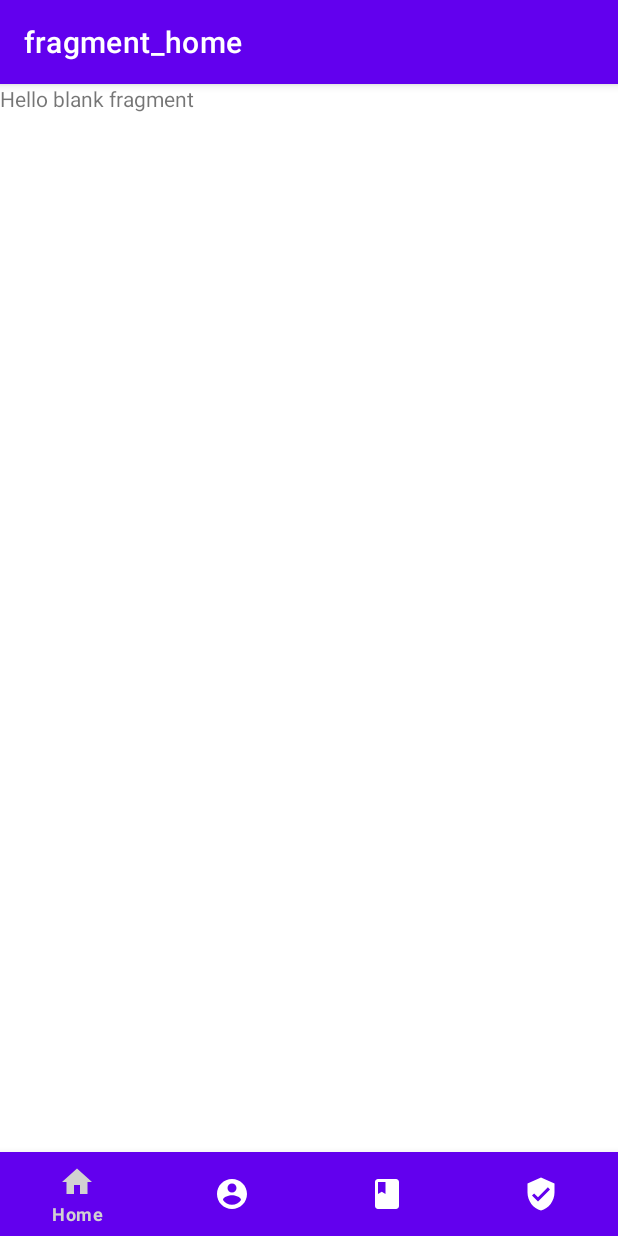
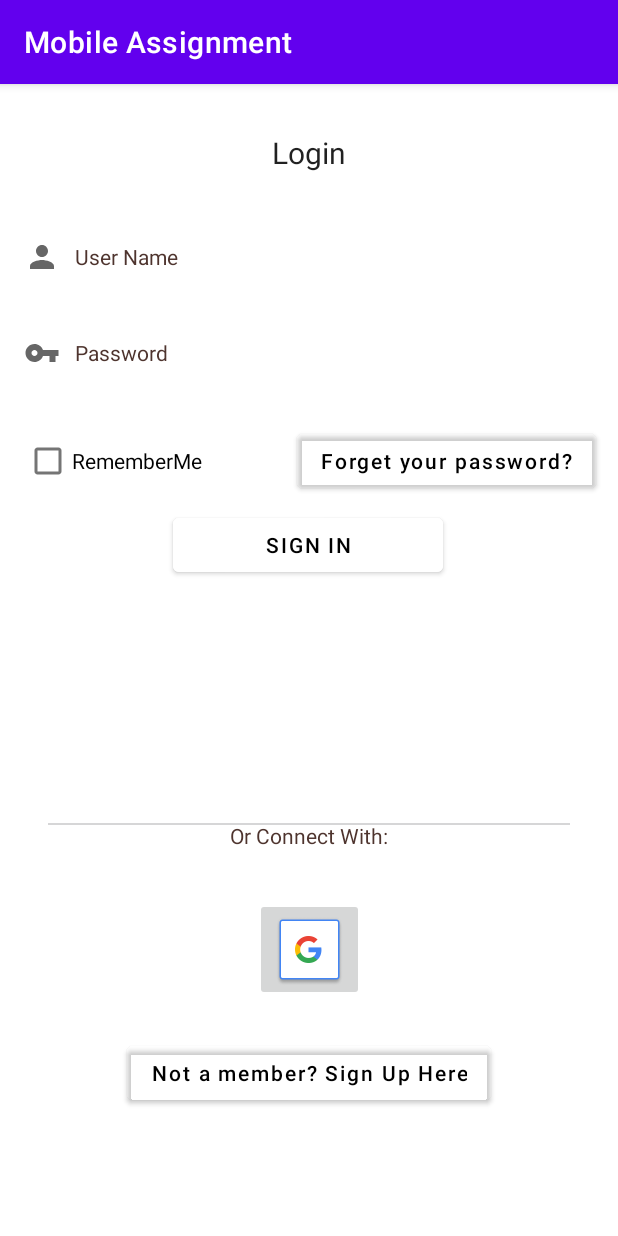
Before and after one commit to wongzhiwei123/MobileAssignment, an Android app: the screen it shows after launch (MainActivity before the commit, LoginActivity after it), on a phone screen of 412 x 824 dp. Run offline under Robolectric (Android 15) with nearby library versions, the light colour scheme and no system bars.

Commit message:
John 7.0

```diff
--- a/app/src/main/AndroidManifest.xml
+++ b/app/src/main/AndroidManifest.xml
@@ -11,13 +11,14 @@
         android:theme="@style/Theme.MobileAssignment">
         <activity
             android:name=".MainActivity"
-            android:exported="true">
-            <intent-filter>
-                <action android:name="android.intent.action.MAIN" />
+            >
 
-                <category android:name="android.intent.category.LAUNCHER" />
-            </intent-filter>
         </activity>
+        <activity android:name=".LoginActivity" android:exported="true"><intent-filter>
+            <action android:name="android.intent.action.MAIN" />
+
+            <category android:name="android.intent.category.LAUNCHER" />
+        </intent-filter></activity>
     </application>
 
 </manifest>
--- /dev/null
+++ b/app/src/main/java/com/example/mobileassignment/LoginActivity.kt
@@ -0,0 +1,35 @@
+package com.example.mobileassignment
+
+import android.content.Intent
+import androidx.appcompat.app.AppCompatActivity
+import android.os.Bundle
+import android.widget.Button
+import androidx.navigation.Navigation
+
+class LoginActivity : AppCompatActivity() {
+    override fun onCreate(savedInstanceState: Bundle?) {
+        super.onCreate(savedInstanceState)
+        setContentView(R.layout.activity_login)
+
+        //val view = inflater.inflate(R.layout.fragment_login_page, container, false)
+        val signIn: Button = findViewById(R.id.loginButton)
+        signIn.setOnClickListener{
+            val intent = Intent(this, MainActivity::class.java)
+            startActivity(intent)
+        }
+
+//        val forget: Button = findViewById(R.id.forgetPass)
+//        forget.setOnClickListener{
+//            val intent = Intent(this, frag::class.java)
+//            startActivity(intent)
+//        }
+//
+//        val signup: Button = findViewById(R.id.signUp)
+//        signup.setOnClickListener{
+//            val intent = Intent(this, MainActivity::class.java)
+//            startActivity(intent)
+//        }
+
+        //return view
+    }
+}
--- a/app/src/main/java/com/example/mobileassignment/MainActivity.kt
+++ b/app/src/main/java/com/example/mobileassignment/MainActivity.kt
@@ -76,6 +76,8 @@ class MainActivity : AppCompatActivity() {
                 bottomNavigationView.visibility = View.GONE
             }
         }
+
+        //supportFragmentManager.beginTransaction().replace(R.id.mainContainer, LoginPage()).commit()
     }
 
     override fun onActivityResult(requestCode: Int, resultCode: Int, data: Intent?) {
--- /dev/null
+++ b/app/src/main/res/layout/activity_login.xml
@@ -0,0 +1,164 @@
+<?xml version="1.0" encoding="utf-8"?>
+<androidx.constraintlayout.widget.ConstraintLayout
+    xmlns:android="http://schemas.android.com/apk/res/android"
+    xmlns:tools="http://schemas.android.com/tools"
+    xmlns:app="http://schemas.android.com/apk/res-auto"
+    android:layout_width="match_parent"
+    android:layout_height="match_parent"
+    tools:context=".LoginActivity">
+
+  <EditText
+      android:id="@+id/enterUserName"
+      style="@style/Widget.Material3.TextInputLayout.OutlinedBox"
+      android:layout_width="0dp"
+      android:layout_height="wrap_content"
+      android:layout_marginStart="16dp"
+      android:layout_marginTop="32dp"
+      android:layout_marginEnd="16dp"
+      android:background="#32ffffff"
+      android:ems="10"
+      android:hint="@string/userHint"
+      android:inputType="textPersonName"
+      android:minHeight="48dp"
+      android:textColorHint="#4E342E"
+      app:layout_constraintEnd_toEndOf="parent"
+      app:layout_constraintStart_toStartOf="parent"
+      app:layout_constraintTop_toBottomOf="@+id/loginText"
+      android:drawableLeft="@drawable/ic_baseline_person_24"
+      android:drawablePadding="10dp"
+      />
+
+  <TextView
+      android:id="@+id/loginText"
+      android:layout_width="wrap_content"
+      android:layout_height="wrap_content"
+      android:layout_marginStart="8dp"
+      android:layout_marginTop="32dp"
+      android:layout_marginEnd="8dp"
+      android:text="@string/login_text"
+      android:textAppearance="@style/TextAppearance.AppCompat.Body1"
+      android:textSize="20sp"
+      app:layout_constraintEnd_toEndOf="parent"
+      app:layout_constraintStart_toStartOf="parent"
+      app:layout_constraintTop_toTopOf="parent" />
+
+  <Button
+      android:id="@+id/loginButton"
+      android:layout_width="180dp"
+      android:layout_height="48dp"
+      android:layout_marginStart="8dp"
+      android:layout_marginTop="80dp"
+      android:layout_marginEnd="8dp"
+      android:text="@string/signInButton"
+      app:layout_constraintEnd_toEndOf="parent"
+      app:layout_constraintHorizontal_bias="0.497"
+      app:layout_constraintStart_toStartOf="parent"
+      app:layout_constraintTop_toBottomOf="@+id/enterPassword"
+      android:textColor="@color/black"
+      android:backgroundTint="#FFFFFF"/>
+
+  <EditText
+      android:id="@+id/enterPassword"
+      style="@style/Widget.Material3.TextInputLayout.OutlinedBox"
+      android:layout_width="0dp"
+      android:layout_height="wrap_content"
+      android:layout_marginStart="16dp"
+      android:layout_marginTop="16dp"
+      android:layout_marginEnd="16dp"
+      android:ems="10"
+      android:hint="@string/passHint"
+      android:inputType="textPassword"
+      android:minHeight="48dp"
+      android:textColorHint="#4E342E"
+      app:layout_constraintEnd_toEndOf="parent"
+      app:layout_constraintStart_toStartOf="parent"
+      app:layout_constraintTop_toBottomOf="@+id/enterUserName"
+      android:background="#32ffffff"
+      android:drawableLeft="@drawable/ic_baseline_vpn_key_24"
+      android:drawablePadding="10dp"
+      />
+
+  <CheckBox
+      android:id="@+id/checkToRemember"
+      android:layout_width="wrap_content"
+      android:layout_height="wrap_content"
+      android:layout_marginStart="16dp"
+      android:layout_marginTop="16dp"
+      android:text="@string/rememberMe"
+      app:layout_constraintBottom_toTopOf="@+id/loginButton"
+      app:layout_constraintStart_toStartOf="parent"
+      app:layout_constraintTop_toBottomOf="@+id/enterPassword" />
+
+  <Button
+      android:id="@+id/forgetPass"
+      android:layout_width="wrap_content"
+      android:layout_height="wrap_content"
+      android:layout_marginStart="64dp"
+      android:layout_marginTop="16dp"
+      android:layout_marginEnd="16dp"
+      android:text="@string/forgetP"
+      app:layout_constraintBottom_toTopOf="@+id/loginButton"
+      app:layout_constraintEnd_toEndOf="parent"
+      app:layout_constraintStart_toEndOf="@+id/checkToRemember"
+      app:layout_constraintTop_toBottomOf="@+id/enterPassword"
+      android:textColor="@color/black"
+      android:backgroundTint="#00000000"
+      android:textAllCaps="false"
+
+      />
+
+  <Button
+      android:id="@+id/signUp"
+      android:layout_width="wrap_content"
+      android:layout_height="wrap_content"
+      android:layout_marginStart="8dp"
+      android:layout_marginTop="24dp"
+      android:layout_marginEnd="8dp"
+      android:backgroundTint="#00FFFFFF"
+      android:text="@string/signUpText"
+      android:textColor="@color/black"
+      app:layout_constraintEnd_toEndOf="parent"
+      app:layout_constraintStart_toStartOf="parent"
+      app:layout_constraintTop_toBottomOf="@+id/googleConnect"
+      app:rippleColor="#00FFFFFF"
+      android:textAllCaps="false"/>
+
+  <TextView
+      android:id="@+id/alternativeConnect"
+      android:layout_width="wrap_content"
+      android:layout_height="wrap_content"
+      android:layout_marginStart="8dp"
+      android:layout_marginTop="160dp"
+      android:layout_marginEnd="8dp"
+      android:text="@string/alternative"
+      android:textColor="#4E342E"
+      app:layout_constraintEnd_toEndOf="parent"
+      app:layout_constraintStart_toStartOf="parent"
+      app:layout_constraintTop_toBottomOf="@+id/loginButton" />
+
+  <ImageButton
+      android:id="@+id/googleConnect"
+      android:layout_width="wrap_content"
+      android:layout_height="wrap_content"
+      android:layout_marginStart="8dp"
+      android:layout_marginTop="32dp"
+      android:layout_marginEnd="8dp"
+      android:src="@drawable/common_google_signin_btn_icon_dark"
+      app:layout_constraintEnd_toEndOf="parent"
+      app:layout_constraintStart_toStartOf="parent"
+      app:layout_constraintTop_toBottomOf="@+id/alternativeConnect"
+      tools:ignore="SpeakableTextPresentCheck" />
+
+  <View
+      android:layout_width="match_parent"
+      android:layout_height="1dp"
+      android:layout_marginStart="32dp"
+      android:layout_marginTop="250dp"
+      android:layout_marginEnd="32dp"
+      android:layout_marginBottom="31dp"
+      android:background="@drawable/small_container"
+      app:layout_constraintBottom_toBottomOf="parent"
+      app:layout_constraintEnd_toEndOf="parent"
+      app:layout_constraintStart_toStartOf="parent"
+      app:layout_constraintTop_toTopOf="parent" />
+  </androidx.constraintlayout.widget.ConstraintLayout>
--- a/app/src/main/res/layout/fragment_checkout.xml
+++ b/app/src/main/res/layout/fragment_checkout.xml
@@ -66,6 +66,17 @@
             android:text="@string/basic_price"
             app:layout_constraintStart_toStartOf="@+id/guideline5"
             app:layout_constraintTop_toBottomOf="@+id/textView4" />
+
+        <Spinner
+            android:id="@+id/spinner2"
+            android:layout_width="408dp"
+            android:layout_height="wrap_content"
+            android:layout_marginStart="1dp"
+            android:layout_marginTop="62dp"
+            android:layout_marginEnd="1dp"
+            app:layout_constraintEnd_toEndOf="parent"
+            app:layout_constraintStart_toStartOf="parent"
+            app:layout_constraintTop_toBottomOf="@+id/textView5" />
     </androidx.constraintlayout.widget.ConstraintLayout>
 
     <Button
--- a/app/src/main/res/values/strings.xml
+++ b/app/src/main/res/values/strings.xml
@@ -20,6 +20,24 @@
     <string name="premium_description2">- Get started with <b>assign task</b> function</string>
     <string name="premium_description3">- Able to conduct <b>premium class</b></string>
     <string name="premium_description4">- Included <b>all the features</b> in Basic plan</string>
+
+    <string name="checkout">Checkout</string>
+    <string name="card_information"><b>Card Information</b></string>
+    <string name="card_number">16-Digits Card Number</string>
+    <string name="card_hint">Full Name</string>
+    <string name="card_hint2">XXXX</string>
+    <string name="card_hint3">MM</string>
+    <string name="card_hint4">CVV</string>
+    <string name="card_hint5">YY</string>
+    <string name="card_remember">Remember this card</string>
+    <string name="save_card">Save Card</string>
+    <string name="continue_str">Continue</string>
+    <string name="payment_method">Payment Method</string>
+    <string name="subtotal">Subtotal</string>
+    <string name="total_payment"><b>Total payment</b></string>
+    <string name="order_complete">Order Completed</string>
+    <string name="order_id">Order ID</string>
+    <string name="add_card">Visa/Debit Card</string>
 
     <!--Min Xuan -->
     <string name="menu_home">Home</string>
@@ -71,24 +89,8 @@
     <string name="cancelrating">Cancel</string>
     <string name="verydisatisfied">Very Dissatisfied</string>
 
-    <string name="checkout">Checkout</string>
-    <string name="card_information"><b>Card Information</b></string>
-    <string name="card_number">16-Digits Card Number</string>
-    <string name="card_hint">Full Name</string>
-    <string name="card_hint2">XXXX</string>
-    <string name="card_hint3">MM</string>
-    <string name="card_hint4">CVV</string>
-    <string name="card_hint5">YY</string>
-    <string name="card_remember">Remember this card</string>
-    <string name="save_card">Save Card</string>
-    <string name="continue_str">Continue</string>
-    <string name="payment_method">Payment Method</string>
-    <string name="subtotal">Subtotal</string>
-    <string name="total_payment"><b>Total payment</b></string>
-    <string name="order_complete">Order Completed</string>
-    <string name="order_id">Order ID</string>
-    <string name="add_card">Visa/Debit Card</string>
 
+    <string name="login">Login</string>
 
 
     <!--Weihao-->
```
